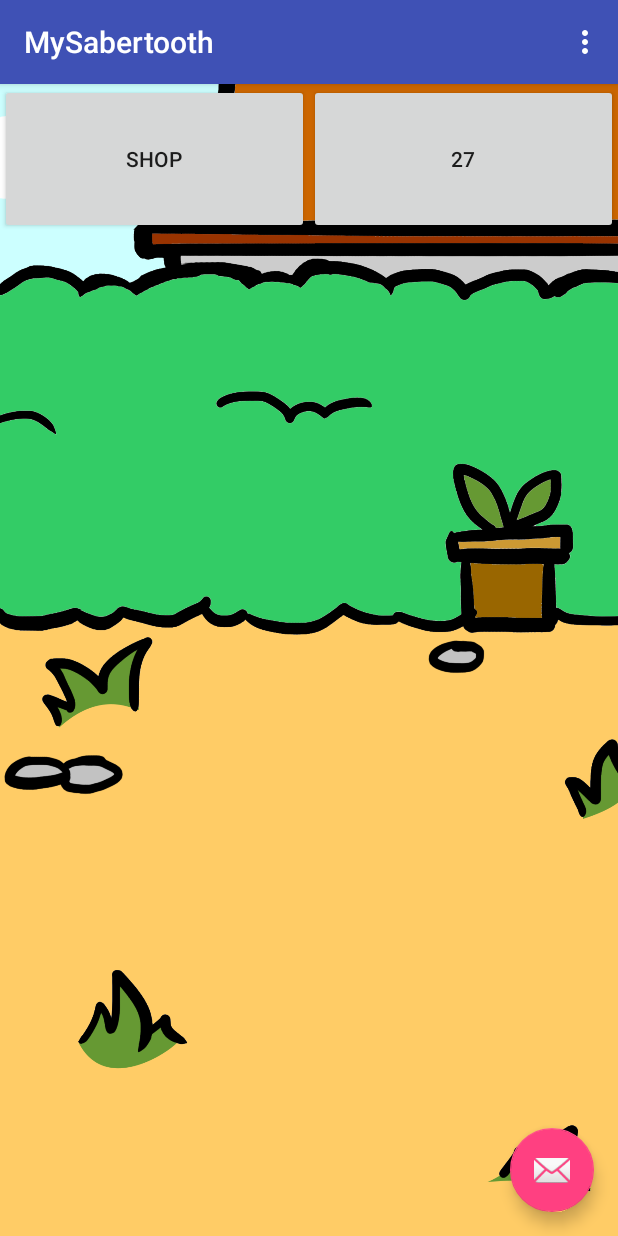
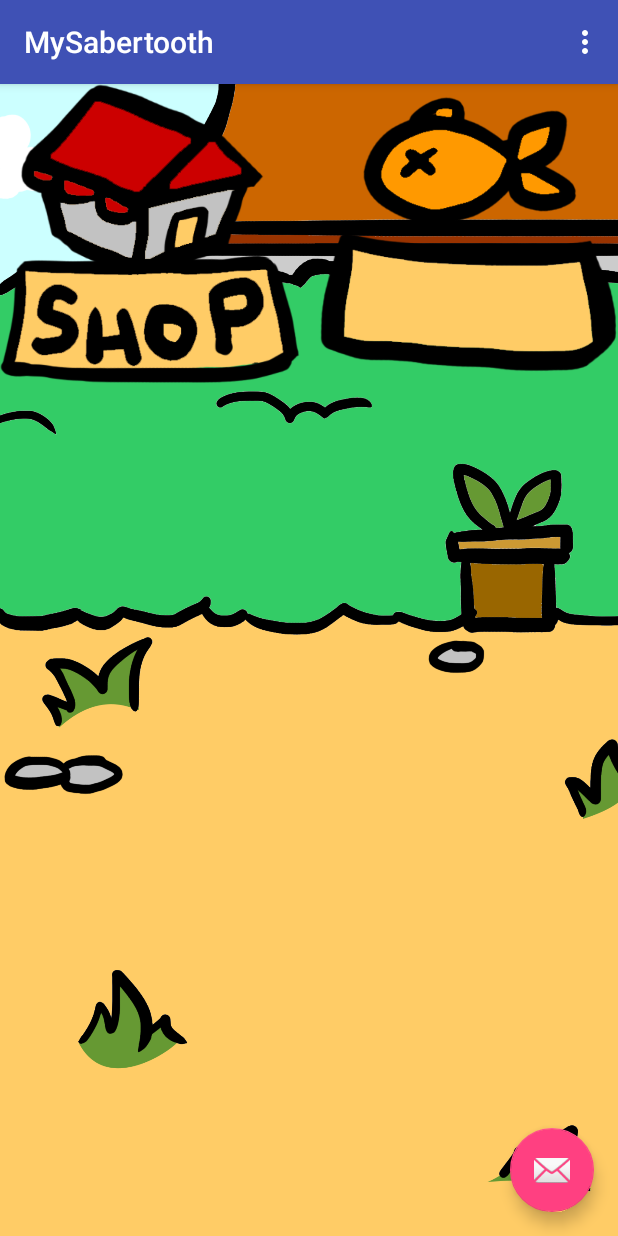
Before and after one commit to cassiewang/MySabertooth, an Android app: the screen it shows after launch (MainActivity), on a phone screen of 412 x 824 dp. Run offline under Robolectric (Android 15) with nearby library versions, the phone set to English and light mode, and no system bars; libraries missing offline, so code that uses them is left out: com.oralb.sdk; 1 statement that could not run was skipped.

Commit message:
Align buttons

```diff
--- a/app/src/main/java/com/mysabertooth/mysabertooth/MainActivity.java
+++ b/app/src/main/java/com/mysabertooth/mysabertooth/MainActivity.java
@@ -10,6 +10,7 @@ import android.view.View;
 import android.view.Menu;
 import android.view.MenuItem;
 import android.widget.Button;
+import android.widget.ImageView;
 import android.widget.LinearLayout;
 
 import com.oralb.sdk.OBTBrush;
@@ -19,7 +20,7 @@ import java.util.List;
 
 public class MainActivity extends AppCompatActivity {
 
-    public Button fishButton;
+    public ImageView fishButton;
     public Button mainHelpDialogOk;
     public LinearLayout mainHelpDialog;
 
@@ -48,7 +49,7 @@ public class MainActivity extends AppCompatActivity {
 
         mainHelpDialog = (LinearLayout) findViewById(R.id.help_dialog);
         mainHelpDialogOk = (Button) findViewById(R.id.btn_fish_dialog_ok);
-        fishButton = (Button) findViewById(R.id.btn_fish);
+        fishButton = (ImageView) findViewById(R.id.btn_fish);
 
         mainHelpDialog.setVisibility(View.GONE);
         fishButton.setOnClickListener(new View.OnClickListener() {
--- a/app/src/main/res/layout/content_main.xml
+++ b/app/src/main/res/layout/content_main.xml
@@ -12,29 +12,29 @@
         android:layout_height="match_parent"
         android:background="@drawable/background">
 
-        <LinearLayout
+        <RelativeLayout
             android:orientation="horizontal"
             android:layout_width="match_parent"
-            android:layout_height="100dp">
-
-            <Button
-                android:layout_width="wrap_content"
-                android:layout_height="match_parent"
-                android:id="@+id/btn_shop"
-                android:layout_weight="1"
-                android:text="Shop" />
+            android:layout_height="200dp">
 
 
+            <ImageView
+                android:id="@+id/btn_shop"
+                android:layout_width="wrap_content"
+                android:layout_height="wrap_content"
+                android:adjustViewBounds="true"
+                android:scaleType="fitXY"
+                android:src="@drawable/shop"/>
 
-            <Button
+            <ImageView
+                android:id="@+id/btn_fish"
                 android:layout_width="wrap_content"
-                android:layout_height="match_parent"
-                android:id="@+id/btn_fish"
-                android:layout_gravity="bottom"
-                android:layout_weight="1"
-                android:text="27"/>
-
-        </LinearLayout>
+                android:layout_height="wrap_content"
+                android:adjustViewBounds="true"
+                android:scaleType="fitXY"
+                android:src="@drawable/fish"
+                android:layout_alignParentRight="true"/>
+        </RelativeLayout>
     </LinearLayout>
 
     <LinearLayout
```
